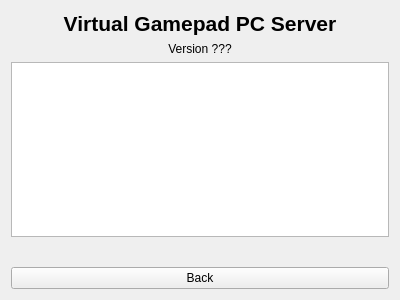
This is src/ui/about.ui in kitswas/VirtualGamePad-PC as Qt 5 draws it before an edit. The edited form follows.
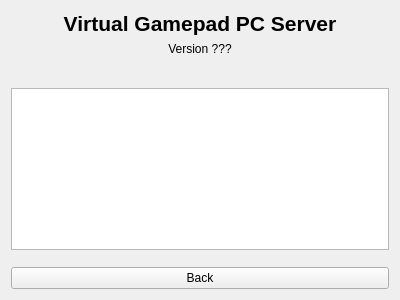
This is the edited form. Custom widgets are drawn as their Qt base class.

Commit message: Badges on About page

```diff
--- a/src/ui/about.ui
+++ b/src/ui/about.ui
@@ -41,11 +41,54 @@
     </widget>
    </item>
    <item>
-    <widget class="QTextEdit" name="descriptionBox">
-     <property name="markdown">
-      <string>A virtual gamepad application that allows you to use your mobile device as a
-controller.
-      </string>
+    <layout class="QHBoxLayout" name="shieldLayout">
+     <item>
+      <widget class="Badge" name="licenseBadge">
+       <property name="cursor">
+        <cursorShape>PointingHandCursor</cursorShape>
+       </property>
+      </widget>
+     </item>
+     <item>
+      <widget class="Badge" name="starsBadge">
+       <property name="cursor">
+        <cursorShape>PointingHandCursor</cursorShape>
+       </property>
+      </widget>
+     </item>
+     <item>
+      <widget class="Badge" name="downloadsBadge">
+       <property name="cursor">
+        <cursorShape>PointingHandCursor</cursorShape>
+       </property>
+      </widget>
+     </item>
+     <item>
+      <widget class="Badge" name="releaseBadge">
+       <property name="cursor">
+        <cursorShape>PointingHandCursor</cursorShape>
+       </property>
+      </widget>
+     </item>
+     <item>
+      <spacer name="horizontalSpacer">
+       <property name="orientation">
+        <enum>Qt::Orientation::Horizontal</enum>
+       </property>
+       <property name="sizeHint" stdset="0">
+        <size>
+         <width>40</width>
+         <height>20</height>
+        </size>
+       </property>
+      </spacer>
+     </item>
+    </layout>
+   </item>
+   <item>
+    <widget class="QTextBrowser" name="descriptionBox">
+     <property name="openExternalLinks">
+      <bool>true</bool>
      </property>
     </widget>
    </item>
@@ -71,6 +114,13 @@
    </item>
   </layout>
  </widget>
+ <customwidgets>
+  <customwidget>
+   <class>Badge</class>
+   <extends>QLabel</extends>
+   <header>../../../src/ui/badge.hpp</header>
+  </customwidget>
+ </customwidgets>
  <resources/>
  <connections/>
 </ui>
```
The commit also changes 4 other files.
